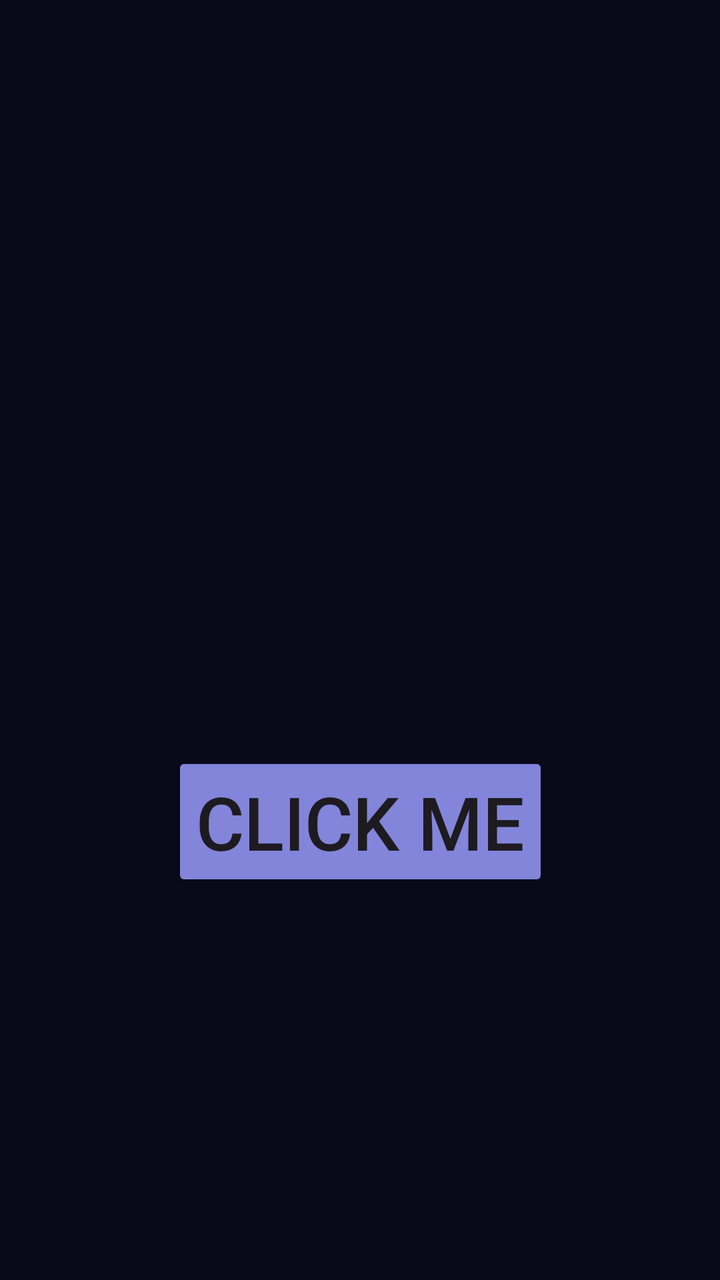
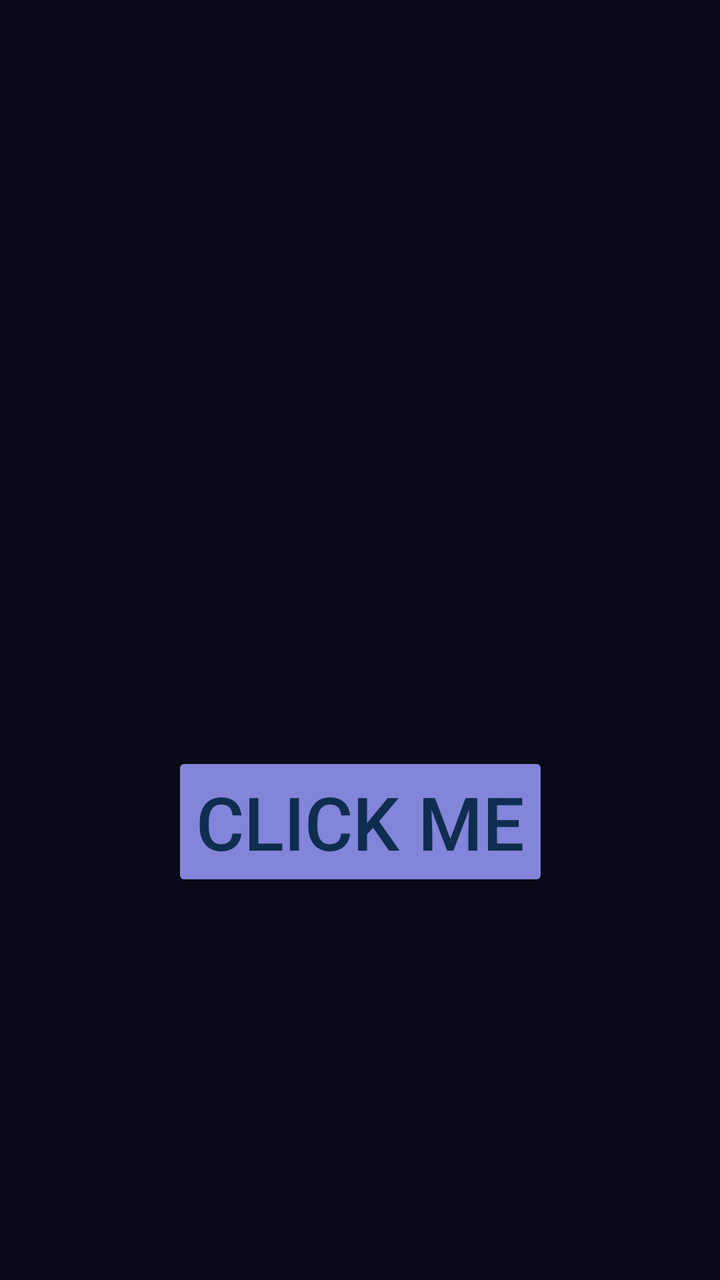

Two renders of the same Android screen: before a commit and after it. Below are the layout's source before the change and the commit's diff.
<!-- AndroidManifest.xml: application theme Theme.Ex066 -->
<!-- res/layout/activity_main.xml -->
<?xml version="1.0" encoding="utf-8"?>
<androidx.constraintlayout.widget.ConstraintLayout xmlns:android="http://schemas.android.com/apk/res/android"
    xmlns:app="http://schemas.android.com/apk/res-auto"
    xmlns:tools="http://schemas.android.com/tools"
    android:id="@+id/main"
    android:layout_width="match_parent"
    android:layout_height="match_parent"
    android:background="#0A091A"
    tools:context=".MainActivity">


    <Button
        android:id="@+id/btn"
        android:layout_width="wrap_content"
        android:layout_height="wrap_content"
        android:backgroundTint="#8285D9"
        android:onClick="clicked"
        android:text="Click me"
        android:textColorLink="#DE4FA7"
        android:textSize="37sp"
        app:iconSize="18dp"
        app:layout_constraintBottom_toBottomOf="parent"
        app:layout_constraintEnd_toEndOf="parent"
        app:layout_constraintStart_toStartOf="parent"
        app:layout_constraintTop_toTopOf="parent"
        app:layout_constraintVertical_bias="0.659" />

    <ImageView
        android:id="@+id/picture"
        android:layout_width="588px"
        android:layout_height="448px"
        android:layout_marginTop="200dp"
        app:layout_constraintBottom_toTopOf="@+id/btn"
        app:layout_constraintEnd_toEndOf="parent"
        app:layout_constraintHorizontal_bias="0.497"
        app:layout_constraintStart_toStartOf="parent"
        app:layout_constraintTop_toTopOf="parent"
        app:layout_constraintVertical_bias="0.0" />
</androidx.constraintlayout.widget.ConstraintLayout>
<!-- resources referenced by this layout -->
<resources>
  <style name="Theme.Ex066" parent="Base.Theme.Ex066" />
  <style name="Base.Theme.Ex066" parent="Theme.Material3.DayNight.NoActionBar">
          
          
      </style>
</resources>

<!-- the commit's change to res/layout/activity_main.xml (unified diff, before → after) -->
@@ -16,6 +16,7 @@
         android:backgroundTint="#8285D9"
         android:onClick="clicked"
         android:text="Click me"
+        android:textColor="#0F2D4E"
         android:textColorLink="#DE4FA7"
         android:textSize="37sp"
         app:iconSize="18dp"
